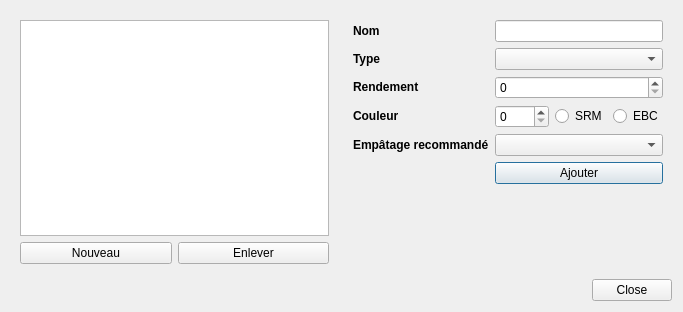
Above: joliebulle/editorG.ui from 314r/joliebulle before the change. Below: the same form after it.
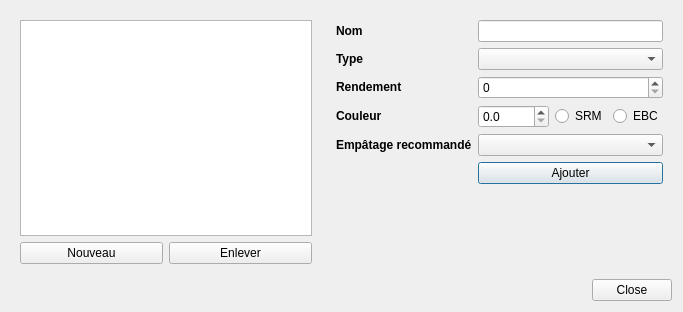
That is the form after the change.

Commit message: ajout d'une décimale pour la couleur dans l'outil de gestion des grains. Fixes #58

```diff
--- a/joliebulle/editorG.ui
+++ b/joliebulle/editorG.ui
@@ -73,9 +73,12 @@
       <item row="3" column="1">
        <layout class="QHBoxLayout" name="horizontalLayout_2">
         <item>
-         <widget class="QSpinBox" name="spinBoxCouleur">
+         <widget class="QDoubleSpinBox" name="spinBoxCouleur">
+          <property name="decimals">
+           <number>1</number>
+          </property>
           <property name="maximum">
-           <number>9000</number>
+           <double>10000.000000000000000</double>
           </property>
          </widget>
         </item>
```
Left out of the diff: 6 changed lines with no effect on the pictures. The commit also changes 1 other file.
